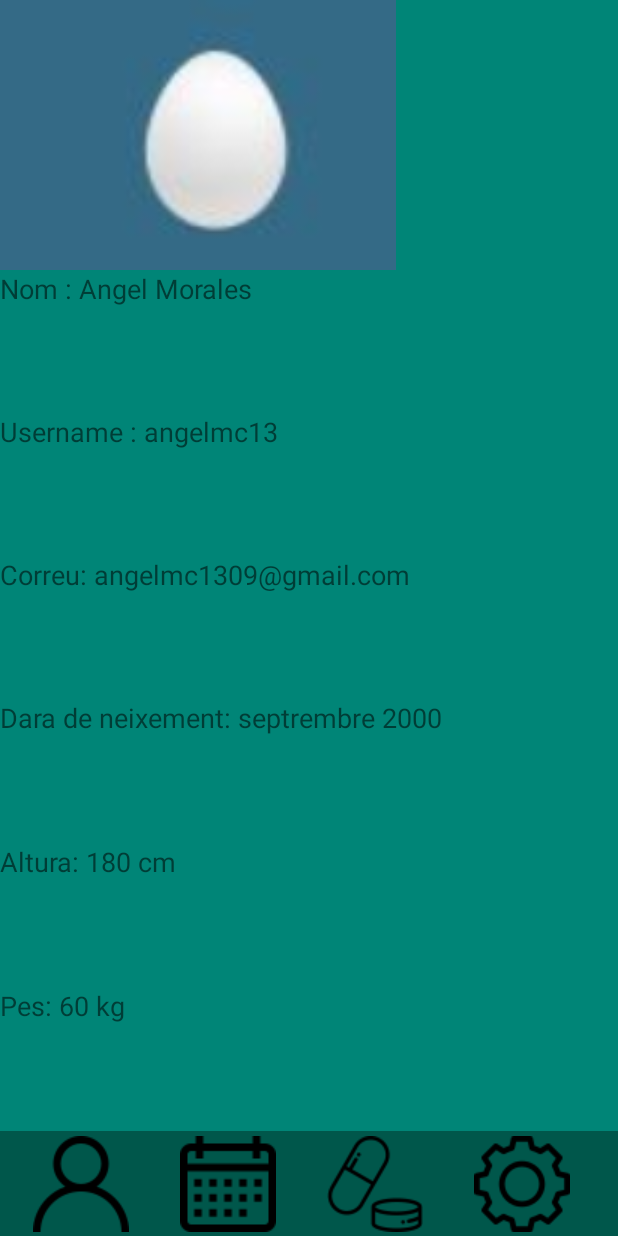
After one commit to angelmc1309/MedButler, an Android app: the UserProfile screen opened directly, with no data from a screen before it, on a phone screen of 412 x 824 dp. The commit adds this screen. Run offline under Robolectric (Android 15) with nearby library versions, the light colour scheme and no system bars.

Commit message:
LAY 4: user profile canviat. Ajustat els tamanys i ara inclou toolbar amb action listeners. Falta definir com es veu la imatge del perfil.

```diff
--- a/app/src/main/AndroidManifest.xml
+++ b/app/src/main/AndroidManifest.xml
@@ -3,14 +3,14 @@
     package="com.example.medbutler">
 
     <application
-        android:theme="@style/Theme.AppCompat.Light.NoActionBar"
         android:allowBackup="true"
         android:icon="@mipmap/ic_launcher"
         android:label="@string/app_name"
         android:roundIcon="@mipmap/ic_launcher_round"
         android:supportsRtl="true"
-        >
-        <activity android:name=".ToolBarTemplate"></activity>
+        android:theme="@style/Theme.AppCompat.Light.NoActionBar">
+        <activity android:name=".UserProfile"></activity>
+        <activity android:name=".ToolBarTemplate" />
         <activity android:name=".Sign_in" />
         <activity android:name=".login">
             <intent-filter>
--- /dev/null
+++ b/app/src/main/java/com/example/medbutler/UserProfile.kt
@@ -0,0 +1,26 @@
+package com.example.medbutler
+
+import androidx.appcompat.app.AppCompatActivity
+import android.os.Bundle
+import android.view.View
+import android.widget.Toast
+
+class UserProfile : AppCompatActivity() {
+
+    override fun onCreate(savedInstanceState: Bundle?) {
+        super.onCreate(savedInstanceState)
+        setContentView(R.layout.user_profile_layout)
+    }
+    fun actionCalendar(view: View){
+        //TODO
+        Toast.makeText(this,"hola!", Toast.LENGTH_SHORT).show()
+    }
+    fun actionMeds(view: View){
+        //TODO
+        Toast.makeText(this,"hola!", Toast.LENGTH_SHORT).show()
+    }
+    fun actionSettings(view: View){
+        //TODO
+        Toast.makeText(this,"hola!", Toast.LENGTH_SHORT).show()
+    }
+}
--- a/app/src/main/java/com/example/medbutler/login.kt
+++ b/app/src/main/java/com/example/medbutler/login.kt
@@ -18,7 +18,7 @@ class login : AppCompatActivity() {
         var stat= usernameLogin.text.toString().equals("admin@gmail.com") && passwordLogin.text.toString().equals("admin")
         if(stat==true){
             Toast.makeText(this,"hola!", Toast.LENGTH_SHORT).show()
-            val intent= Intent(this, ToolBarTemplate::class.java)
+            val intent= Intent(this, UserProfile::class.java)
             startActivity(intent)
         }
 
--- /dev/null
+++ b/app/src/main/res/drawable/circle.xml
@@ -0,0 +1,12 @@
+<?xml version="1.0" encoding="utf-8"?>
+<shape xmlns:android="http://schemas.android.com/apk/res/android"
+    android:innerRadius="0dp"
+    android:shape="ring"
+    android:thicknessRatio="1.9"
+    android:useLevel="false" >
+    <solid android:color="@android:color/transparent" />
+
+    <stroke
+        android:width="10dp"
+        android:color="@android:color/white" />
+</shape>
--- /dev/null
+++ b/app/src/main/res/drawable/user_photo.xml
@@ -0,0 +1,7 @@
+<?xml version="1.0" encoding="utf-8"?>
+<layer-list xmlns:android="http://schemas.android.com/apk/res/android" >
+
+    <item android:drawable="@drawable/circle"/>
+    <item android:drawable="@drawable/huevo_t"/>
+
+</layer-list>
--- a/app/src/main/res/layout/user_profile_layout.xml
+++ b/app/src/main/res/layout/user_profile_layout.xml
@@ -4,66 +4,122 @@
     xmlns:tools="http://schemas.android.com/tools"
     android:layout_width="match_parent"
     android:layout_height="match_parent"
-    android:gravity="right|top"
-    android:orientation="vertical">
+    android:gravity="top"
+    android:orientation="vertical"
+
+    android:background="@color/colorPrimary">
 
     <ImageView
-        android:id="@+id/imageView2"
-        android:layout_width="341dp"
-        android:layout_height="231dp"
+        android:id="@+id/user_image"
+        android:layout_width="264dp"
+        android:layout_height="wrap_content"
+        android:layout_weight="15"
         android:adjustViewBounds="true"
-        tools:srcCompat="@tools:sample/backgrounds/scenic" />
+        android:background="@drawable/user_photo" />
 
     <TextView
         android:id="@+id/newUserLabelLogin"
-        android:layout_width="343dp"
-        android:layout_height="44dp"
+        android:layout_height="wrap_content"
+        android:layout_width="match_parent"
+        android:layout_weight="10"
+        android:onClick="action"
         android:text="Nom : Angel Morales"
         android:textSize="18sp" />
 
     <TextView
         android:id="@+id/textView4"
-        android:layout_width="343dp"
-        android:layout_height="44dp"
+        android:layout_weight="10"
+        android:layout_width="match_parent"
+        android:layout_height="wrap_content"
         android:text="Username : angelmc13"
         android:textSize="18sp" />
 
     <TextView
         android:id="@+id/textView5"
-        android:layout_width="342dp"
-        android:layout_height="44dp"
+        android:layout_weight="10"
+        android:layout_width="match_parent"
+        android:layout_height="wrap_content"
         android:text="Correu: angelmc1309@gmail.com"
         android:textSize="18sp" />
 
     <TextView
         android:id="@+id/textView6"
-        android:layout_width="341dp"
-        android:layout_height="44dp"
+        android:layout_weight="10"
+        android:layout_width="match_parent"
+        android:layout_height="wrap_content"
         android:text="Dara de neixement: septrembre 2000"
         android:textSize="18sp" />
 
     <TextView
         android:id="@+id/textView7"
-        android:layout_width="340dp"
-        android:layout_height="44dp"
+        android:layout_weight="10"
+        android:layout_width="match_parent"
+        android:layout_height="wrap_content"
         android:text="Altura: 180 cm"
         android:textSize="18sp" />
 
     <TextView
         android:id="@+id/textView8"
-        android:layout_width="341dp"
-        android:layout_height="44dp"
+        android:layout_weight="10"
+        android:layout_width="match_parent"
+        android:layout_height="wrap_content"
         android:text="Pes: 60 kg"
         android:textSize="18sp" />
 
-    <Switch
-        android:id="@+id/switch1"
-        android:layout_width="340dp"
-        android:layout_height="73dp"
-        android:gravity="top"
-        android:scrollbarSize="20dp"
-        android:scrollbarStyle="insideOverlay"
-        android:text="Activar notificacions"
-        android:textSize="18sp" />
+    <LinearLayout
+        android:id="@+id/my_user_toolbar"
+        android:layout_width="match_parent"
+        android:layout_height="70dp"
+
+        android:orientation="horizontal"
+        android:paddingLeft="10dp"
+        android:paddingRight="10dp"
+        android:background="@color/colorPrimaryDark"
+        android:weightSum="4">
+
+
+
+        <ImageButton
+            android:id="@+id/userButton"
+            android:layout_width="wrap_content"
+            android:layout_height="match_parent"
+            android:background="@color/colorPrimaryDark"
+            android:src="@drawable/user_logo"
+            android:paddingRight="10dp"
+            android:layout_weight="1"
+            />
+        <ImageButton
+            android:id="@+id/calendarButton"
+            android:layout_width="wrap_content"
+            android:layout_height="match_parent"
+            android:background="@color/colorPrimaryDark"
+            android:src="@drawable/calendar"
+            android:onClick="actionCalendar"
+            android:paddingRight="10dp"
+            android:layout_weight="1"
+            />
+        <ImageButton
+            android:id="@+id/medsButton"
+            android:layout_width="wrap_content"
+            android:layout_height="match_parent"
+            android:background="@color/colorPrimaryDark"
+            android:src="@drawable/meds_logo"
+            android:onClick="actionMeds"
+            android:paddingRight="10dp"
+            android:layout_weight="1"
+            />
+
+        <ImageButton
+            android:id="@+id/settingsButton"
+            android:layout_width="wrap_content"
+            android:layout_height="match_parent"
+            android:background="@color/colorPrimaryDark"
+            android:src="@drawable/settings"
+            android:onClick="actionSettings"
+            android:paddingRight="10dp"
+            android:layout_weight="1"
+            />
+
+    </LinearLayout>
 
 </LinearLayout>
```
Also changed, not shown: app/src/main/res/drawable-v24/huevo_t.jpg (added).
